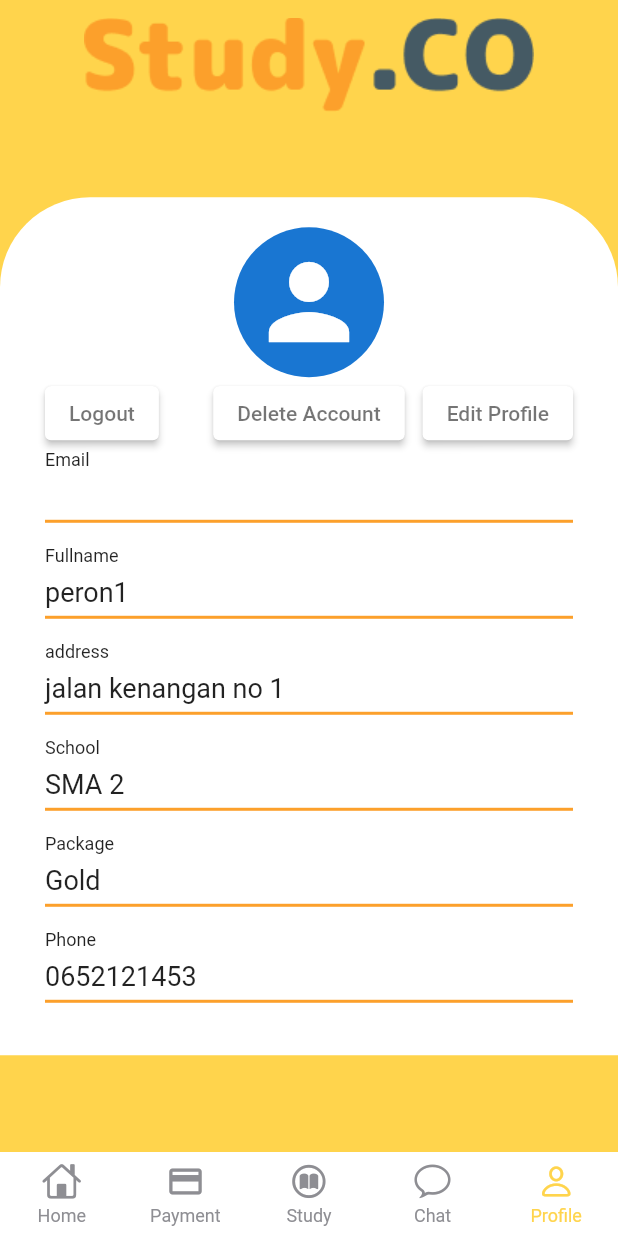
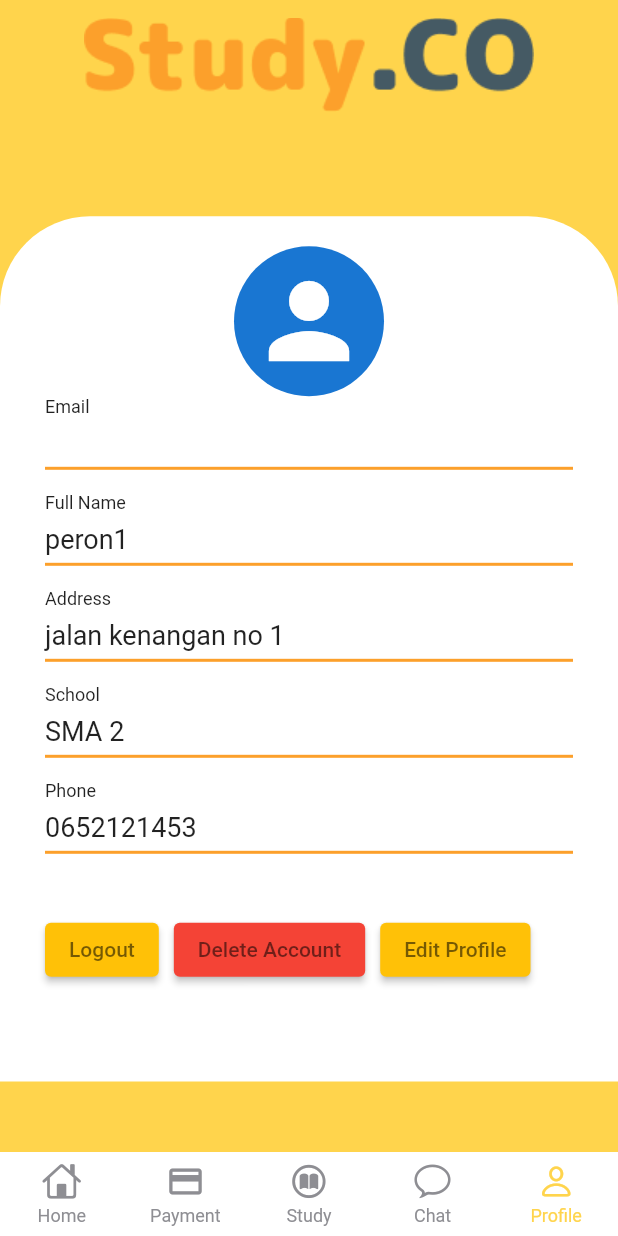
Before and after one commit to Mobile-Apps-Unpak/TA-Mobpro, a Flutter app: the screen it shows once a user with an empty profile is signed in, item 5 of the bottom bar chosen, after a tap on "Logout", on a phone screen of 412 x 824 dp. Run offline on Flutter 3.47's test engine with Material 2 defaults, Android fonts, the light colour scheme and no system bars; drawn by our look-alikes of persistent_bottom_nav_bar_v2; our stand-ins replace firebase_auth, firebase_core, webview_flutter; missing offline and left inert: dart:ffi; accounts and stored records are empty.

Commit message:
Some change on profile

```diff
--- a/mobile/lib/modul.dart
+++ b/mobile/lib/modul.dart
@@ -35,7 +35,7 @@ class Modul extends StatelessWidget {
                 ),
                 const SizedBox(height: 25),
                 const Text(
-                  "How to Become a great writer",
+                  "How to Become a great Programmer",
                   style: TextStyle(fontSize: 24, fontWeight: FontWeight.w500),
                 ),
                 const SizedBox(height: 15),
--- a/mobile/lib/screen/checkout.dart
+++ b/mobile/lib/screen/checkout.dart
@@ -1,7 +1,8 @@
 import 'package:flutter/material.dart';
+import 'package:mobile/screen/payment.dart';
 
-class Payment extends StatelessWidget {
-  const Payment({Key? key}) : super(key: key);
+class Checkout extends StatelessWidget {
+  const Checkout({Key? key}) : super(key: key);
 
   @override
   Widget build(BuildContext context) {
@@ -101,7 +102,13 @@ class Payment extends StatelessWidget {
                         ),
                       ),
                       TextButton(
-                        onPressed: () {},
+                        onPressed: () {
+                          Navigator.of(context).push(
+                            MaterialPageRoute(
+                              builder: (_) => const Payment(),
+                            ),
+                          );
+                        },
                         child: const Text(
                           'Pilih Metode',
                           style: TextStyle(
--- a/mobile/lib/screen/homepage.dart
+++ b/mobile/lib/screen/homepage.dart
@@ -24,17 +24,10 @@ class HomePage extends StatelessWidget {
                   borderRadius: BorderRadius.only(
                       bottomLeft: Radius.circular(50),
                       bottomRight: Radius.circular(50))),
-              //height: 245,
+              height: 280,
               child: Column(
-                crossAxisAlignment: CrossAxisAlignment.start,
+                mainAxisAlignment: MainAxisAlignment.end,
                 children: [
-                  Container(
-                    margin: const EdgeInsets.only(left: 15),
-                    child: const Text(
-                      "' Learning First '",
-                      style: TextStyle(color: Colors.white, fontSize: 15),
-                    ),
-                  ),
                   Image.asset("assets/vector_home.png"),
                 ],
               ),
@@ -207,18 +200,13 @@ class HomePage extends StatelessWidget {
           Container(
             padding: const EdgeInsets.only(left: 30, right: 30),
             margin: const EdgeInsets.only(top: 200),
+            height: 110,
             //color: Colors.white,
-            child: SizedBox(
-              height: 35,
-              child: TextField(
-                  decoration: InputDecoration(
-                prefixIcon: const Icon(Icons.search),
-                fillColor: Colors.white,
-                filled: true,
-                labelText: 'Search',
-                border:
-                    OutlineInputBorder(borderRadius: BorderRadius.circular(30)),
-              )),
+            child: const Center(
+              child: Text(
+                "' Learn Something New! '",
+                style: TextStyle(color: Colors.white, fontSize: 15),
+              ),
             ),
           ),
         ],
--- a/mobile/lib/screen/mainpage.dart
+++ b/mobile/lib/screen/mainpage.dart
@@ -27,7 +27,7 @@ class _MainPageState extends State<MainPage> {
         controller: _controller,
         screens: const [
           HomePage(),
-          Payment(),
+          Checkout(),
           Study(),
           Chat(),
           Profile(),
--- a/mobile/lib/screen/package.dart
+++ b/mobile/lib/screen/package.dart
@@ -1,4 +1,5 @@
 import 'package:flutter/material.dart';
+import 'package:mobile/screen/checkout.dart';
 
 class Package extends StatelessWidget {
   const Package({Key? key}) : super(key: key);
@@ -222,7 +223,13 @@ class Package extends StatelessWidget {
           Container(
             margin: const EdgeInsets.symmetric(horizontal: 150),
             child: ElevatedButton(
-              onPressed: () {},
+              onPressed: () {
+                Navigator.of(context).push(
+                  MaterialPageRoute(
+                    builder: (_) => const Checkout(),
+                  ),
+                );
+              },
               child: const Text(
                 'Pay',
                 style: TextStyle(color: Colors.black87),
--- a/mobile/lib/screen/profile.dart
+++ b/mobile/lib/screen/profile.dart
@@ -12,10 +12,12 @@ class Profile extends StatelessWidget {
       body: ListView(
         children: [
           Image.asset('assets/study.png'),
-          const SizedBox(
-            height: 45,
+          SizedBox(
+            height: MediaQuery.of(context).size.height * .07,
           ),
-          Container(
+          Expanded(
+            child: Container(
+              height: MediaQuery.of(context).size.height * .7,
               decoration: const BoxDecoration(
                 color: Colors.white,
                 borderRadius: BorderRadius.only(
@@ -24,7 +26,8 @@ class Profile extends StatelessWidget {
                 ),
               ),
               child: Padding(
-              padding: const EdgeInsets.symmetric(horizontal: 30, vertical: 20),
+                padding:
+                    const EdgeInsets.symmetric(horizontal: 30, vertical: 20),
                 child: Column(
                   crossAxisAlignment: CrossAxisAlignment.start,
                   children: [
@@ -36,52 +39,6 @@ class Profile extends StatelessWidget {
                           size: 80,
                         ),
                       ),
-                  ),
-                  Stack(
-                    children: [
-                      Align(
-                        alignment: AlignmentDirectional.topEnd,
-                        child: ElevatedButton(
-                          style:
-                              ElevatedButton.styleFrom(primary: Colors.white),
-                          onPressed: () {},
-                          child: const Text(
-                            'Edit Profile',
-                            style: TextStyle(
-                              color: Colors.black54,
-                            ),
-                          ),
-                        ),
-                      ),
-                      Align(
-                        alignment: AlignmentDirectional.topStart,
-                        child: ElevatedButton(
-                          style:
-                              ElevatedButton.styleFrom(primary: Colors.white),
-                          onPressed: () => FirebaseAuth.instance.signOut(),
-                          child: const Text(
-                            'Logout',
-                            style: TextStyle(
-                              color: Colors.black54,
-                            ),
-                          ),
-                        ),
-                      ),
-                      Align(
-                        alignment: AlignmentDirectional.center,
-                        child: ElevatedButton(
-                          style:
-                              ElevatedButton.styleFrom(primary: Colors.white),
-                          onPressed: () {},
-                          child: const Text(
-                            'Delete Account',
-                            style: TextStyle(
-                              color: Colors.black54,
-                            ),
-                          ),
-                        ),
-                      ),
-                    ],
                     ),
                     Column(
                       crossAxisAlignment: CrossAxisAlignment.start,
@@ -110,7 +67,7 @@ class Profile extends StatelessWidget {
                           height: 15,
                         ),
                         const Text(
-                        'Fullname',
+                          'Full Name',
                           style: TextStyle(
                             fontSize: 12,
                           ),
@@ -133,7 +90,7 @@ class Profile extends StatelessWidget {
                           height: 15,
                         ),
                         const Text(
-                        'address',
+                          'Address',
                           style: TextStyle(
                             fontSize: 12,
                           ),
@@ -179,29 +136,6 @@ class Profile extends StatelessWidget {
                           height: 15,
                         ),
                         const Text(
-                        'Package',
-                        style: TextStyle(
-                          fontSize: 12,
-                        ),
-                      ),
-                      const SizedBox(
-                        height: 7,
-                      ),
-                      const Text(
-                        'Gold',
-                        style: TextStyle(
-                          fontSize: 18,
-                        ),
-                      ),
-                      Container(
-                        margin: const EdgeInsets.only(top: 5),
-                        height: 2,
-                        color: const Color(0xffFCA02B),
-                      ),
-                      const SizedBox(
-                        height: 15,
-                      ),
-                      const Text(
                           'Phone',
                           style: TextStyle(
                             fontSize: 12,
@@ -226,7 +160,71 @@ class Profile extends StatelessWidget {
                         ),
                       ],
                     ),
+                    Stack(
+                      children: [
+                        Container(
+                          margin: const EdgeInsets.symmetric(vertical: 25),
+                          child: Row(
+                            children: [
+                              Container(
+                                margin: const EdgeInsets.only(right: 5),
+                                child: Align(
+                                  alignment: AlignmentDirectional.topEnd,
+                                  child: ElevatedButton(
+                                    style: ElevatedButton.styleFrom(
+                                        primary: Colors.amber),
+                                    onPressed: () {},
+                                    child: const Text(
+                                      'Logout',
+                                      style: TextStyle(
+                                        color: Colors.black54,
+                                      ),
+                                    ),
+                                  ),
+                                ),
+                              ),
+                              Container(
+                                margin:
+                                    const EdgeInsets.only(left: 5, right: 5),
+                                child: Align(
+                                  alignment: AlignmentDirectional.topCenter,
+                                  child: ElevatedButton(
+                                    style: ElevatedButton.styleFrom(
+                                        primary: Colors.red),
+                                    onPressed: () {},
+                                    child: const Text(
+                                      'Delete Account',
+                                      style: TextStyle(
+                                        color: Colors.black54,
+                                      ),
+                                    ),
+                                  ),
+                                ),
+                              ),
+                              Container(
+                                margin: const EdgeInsets.only(left: 5),
+                                child: Align(
+                                  alignment: AlignmentDirectional.topStart,
+                                  child: ElevatedButton(
+                                    style: ElevatedButton.styleFrom(
+                                        primary: Colors.amber),
+                                    onPressed: () {},
+                                    child: const Text(
+                                      'Edit Profile',
+                                      style: TextStyle(
+                                        color: Colors.black54,
+                                      ),
+                                    ),
+                                  ),
+                                ),
+                              ),
                             ],
+                          ),
+                        ),
+                      ],
+                    ),
+                  ],
+                ),
               ),
             ),
           ),
--- a/mobile/pubspec.yaml
+++ b/mobile/pubspec.yaml
@@ -27,12 +27,15 @@ environment:
 # the latest version available on pub.dev. To see which dependencies have newer
 # versions available, run `flutter pub outdated`.
 dependencies:
+  cloud_firestore: ^3.1.17
   cupertino_icons: ^1.0.2
   firebase_auth: ^3.3.19
   firebase_core: ^1.17.1
+  firebase_storage: ^10.2.17
   flutter:
     sdk: flutter
   persistent_bottom_nav_bar_v2: ^4.2.3
+  shared_preferences: ^2.0.15
   webview_flutter: ^3.0.4
 
 
```
Also changed, not shown: mobile/pubspec.lock, 1 other file. Lines whose indentation alone changed are shown as unchanged.
